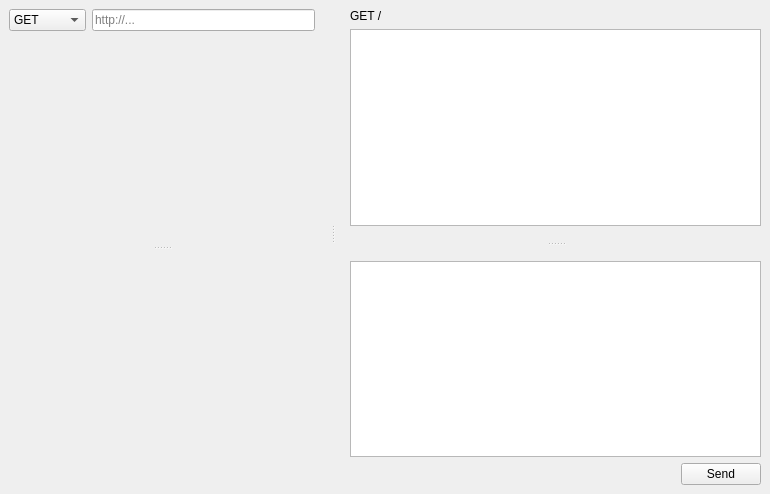
Old version of the form src/gui/MainWindow/MainWindow.ui in the repository 5l1v3r1/GetIt.
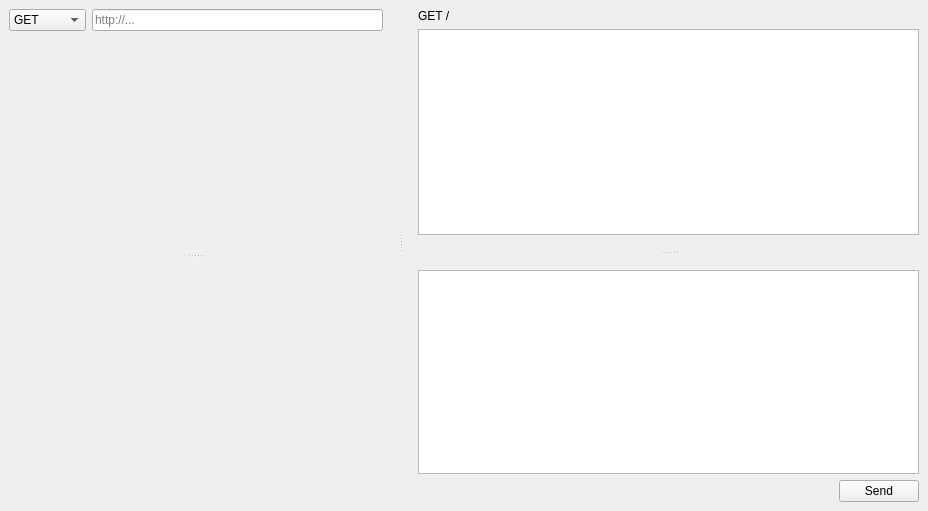
New version of the form.

Diff of the .ui file:
```diff
--- a/src/gui/MainWindow/MainWindow.ui
+++ b/src/gui/MainWindow/MainWindow.ui
@@ -6,8 +6,8 @@
    <rect>
     <x>0</x>
     <y>0</y>
-    <width>770</width>
-    <height>494</height>
+    <width>928</width>
+    <height>511</height>
    </rect>
   </property>
   <property name="windowTitle">
@@ -84,10 +84,18 @@
            <number>35</number>
           </property>
           <widget class="QWidget" name="gridLayoutWidget">
-           <layout class="QGridLayout" name="requestInfoWidget"/>
+           <layout class="QGridLayout" name="requestInfoWidget">
+            <property name="spacing">
+             <number>0</number>
+            </property>
+           </layout>
           </widget>
           <widget class="QWidget" name="gridLayoutWidget_2">
-           <layout class="QGridLayout" name="bodyWidget"/>
+           <layout class="QGridLayout" name="bodyWidget">
+            <property name="spacing">
+             <number>0</number>
+            </property>
+           </layout>
           </widget>
          </widget>
         </item>
```
Left out of the diff: 2 changed lines with no effect on the pictures.
